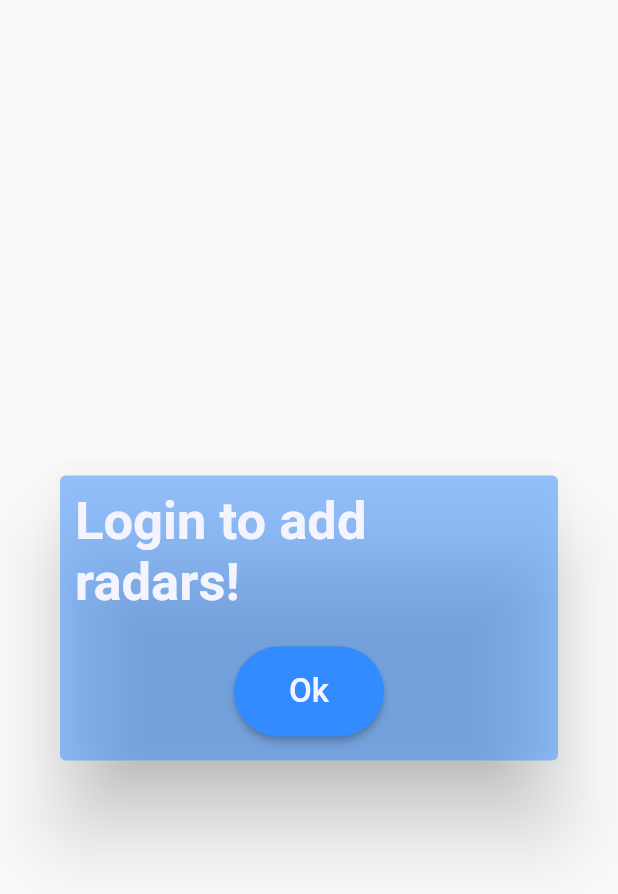
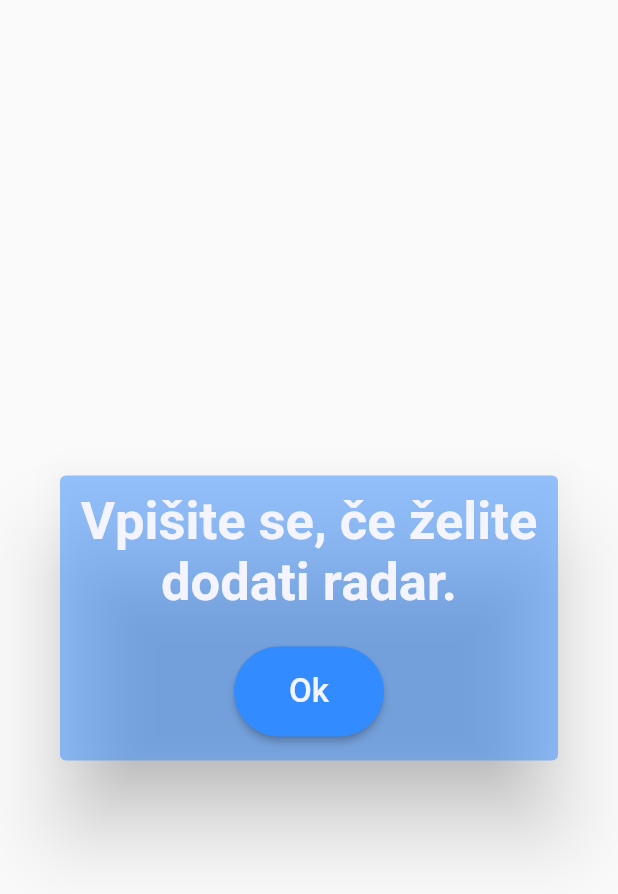
Before and after one commit to MerceneX/ShooDar, a Flutter app: the LoginFirstDialog widget shown alone on an empty page, opened directly, on a phone screen of 412 x 824 dp. Shown: the top 894 px of the screen. Run offline on Flutter 3.47's test engine with Material 2 defaults, Android fonts, the phone set to English and light mode, and no system bars; our stand-ins replace audioplayers, badges, bloc, cloud_firestore, dartz, data_connection_checker and 14 more; accounts and stored records are empty; Roboto replaces fonts that are missing (Hind); statements that could not run were skipped.

Commit message:
Minor UI fixes

```diff
--- a/src/lib/features/radar/presentation/widgets/login_first_dialog.dart
+++ b/src/lib/features/radar/presentation/widgets/login_first_dialog.dart
@@ -10,9 +10,10 @@ class LoginFirstDialog extends StatelessWidget {
     return SimpleDialog(
       titlePadding: EdgeInsets.all(10),
       backgroundColor: Theme.of(context).primaryColor.withOpacity(0.5),
-      title: Center(
-        child: Text('Login to add radars!',
-            style: Theme.of(context).textTheme.headline2),
+      title: Text(
+        'Vpišite se, če želite dodati radar.',
+        style: Theme.of(context).textTheme.headline2,
+        textAlign: TextAlign.center,
       ),
       children: <Widget>[
         Row(
--- a/src/lib/features/user/presentation/pages/login_user.dart
+++ b/src/lib/features/user/presentation/pages/login_user.dart
@@ -59,7 +59,7 @@ class LoginPage extends StatelessWidget {
                 ],
               )),
           bottomNavigationBar: BottomNavigation(
-            currentPage: 2,
+            currentPage: 0,
           ),
         ));
   }
--- a/src/lib/features/user/presentation/pages/register_user.dart
+++ b/src/lib/features/user/presentation/pages/register_user.dart
@@ -59,7 +59,7 @@ class RegisterPage extends StatelessWidget {
                 ],
               )),
           bottomNavigationBar: BottomNavigation(
-            currentPage: 2,
+            currentPage: 0,
           ),
         ));
   }
```
